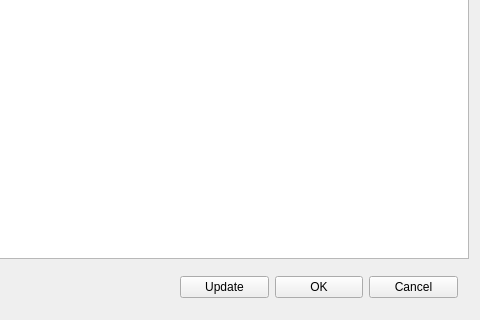
Old version of the form OpenCVShop/CVActionAdaptiveThresholdView.ui in the repository hrachyahakobyan/OpenCVShop; both pictures show x 273 to 753 and y 236 to 556 of the 753 by 556 pixel window.
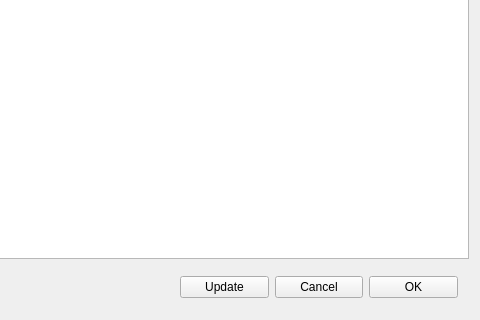
New version of the form. Custom widgets are drawn as their Qt base class.

Commit message: Added rotate action

```diff
--- a/OpenCVShop/CVActionAdaptiveThresholdView.ui
+++ b/OpenCVShop/CVActionAdaptiveThresholdView.ui
@@ -132,7 +132,7 @@
      </property>
      <layout class="QHBoxLayout" name="horizontalLayout">
       <item>
-       <widget class="QPushButton" name="cancelButton">
+       <widget class="QPushButton" name="okButton">
         <property name="maximumSize">
          <size>
           <width>100</width>
@@ -140,12 +140,12 @@
          </size>
         </property>
         <property name="text">
-         <string>Cancel</string>
+         <string>OK</string>
         </property>
        </widget>
       </item>
       <item>
-       <widget class="QPushButton" name="okButton">
+       <widget class="QPushButton" name="cancelButton">
         <property name="maximumSize">
          <size>
           <width>100</width>
@@ -153,7 +153,7 @@
          </size>
         </property>
         <property name="text">
-         <string>OK</string>
+         <string>Cancel</string>
         </property>
        </widget>
       </item>
```
The commit also changes 83 other files.
